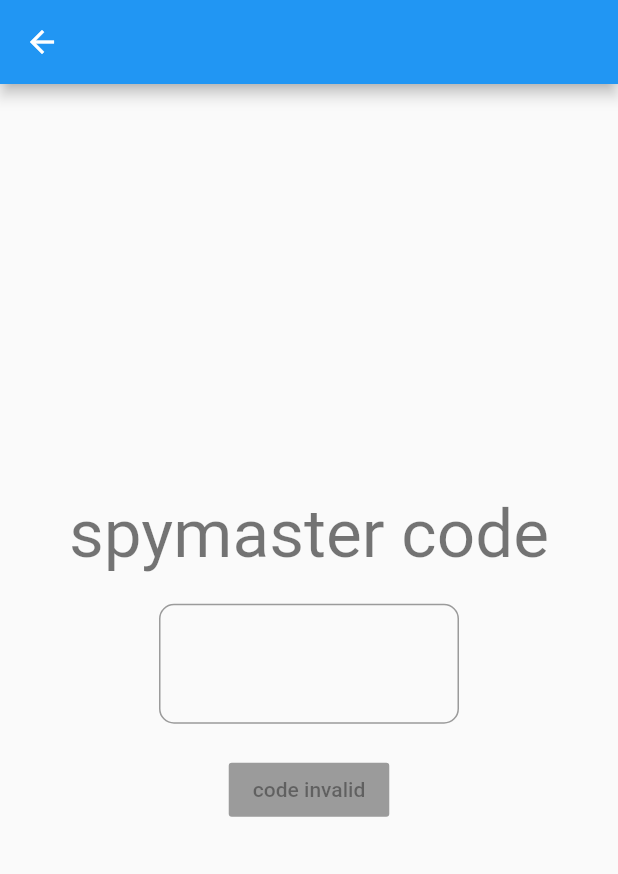
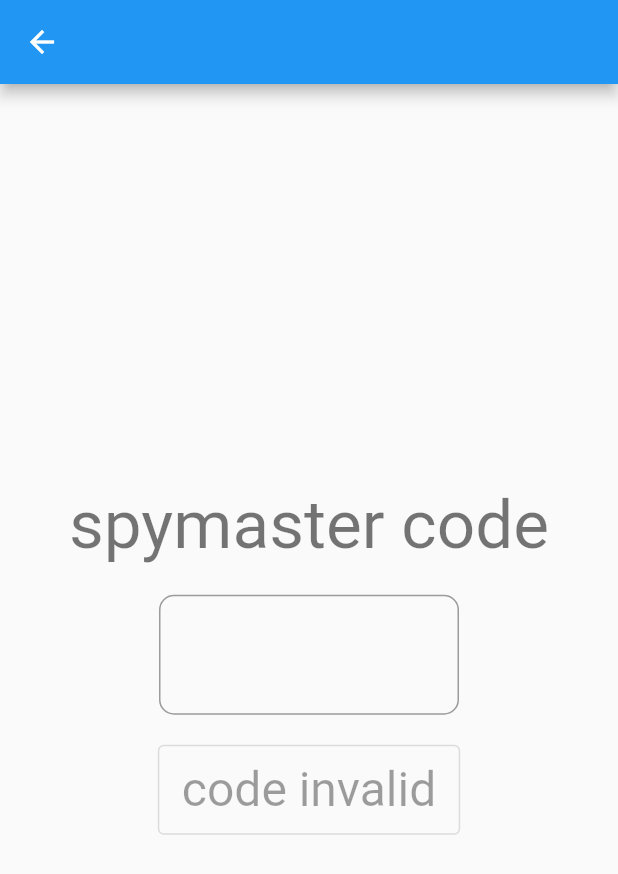
Before and after one commit to ImperialOctopus/codenames-offline, a Flutter app: the screen it shows after launch, after a tap on "spymaster", on a phone screen of 412 x 824 dp. Shown: the top 874 px of the screen. Run offline on Flutter 3.47's test engine with Material 2 defaults, Android fonts, the phone set to English and light mode, and no system bars; our stand-ins replace bloc, equatable, flutter_bloc; missing offline and left inert: baseconvert.

Commit message:
Theme buttons

```diff
--- a/lib/screen/import_screen.dart
+++ b/lib/screen/import_screen.dart
@@ -36,13 +36,13 @@ class ImportScreen extends StatelessWidget {
                 bloc: BlocProvider.of<CodeImportBloc>(context),
                 builder: (var context, state) {
                   if (state is CodeImportStateValid) {
-                    return RaisedButton(
+                    return OutlinedButton(
                       onPressed: () =>
                           Navigator.of(context).pushNamed('/spymaster'),
                       child: Text('view board'),
                     );
                   } else {
-                    return RaisedButton(
+                    return OutlinedButton(
                       onPressed: null,
                       child: Text('code invalid'),
                     );
--- a/lib/screen/menu_screen.dart
+++ b/lib/screen/menu_screen.dart
@@ -12,19 +12,30 @@ class MenuScreen extends StatelessWidget {
         child: Column(
           mainAxisAlignment: MainAxisAlignment.center,
           children: [
-            Text(
+            Padding(
+              padding: EdgeInsets.symmetric(vertical: 10),
+              child: Text(
                 'codenames',
                 style: Theme.of(context).textTheme.headline2,
               ),
-            RaisedButton(
+            ),
+            Padding(
+              padding: EdgeInsets.symmetric(vertical: 5),
+              child: OutlinedButton(
                   child: Text('new game'),
                   onPressed: () {
                     BlocProvider.of<GameBloc>(context).add(GameEventNew());
                     Navigator.of(context).pushNamed('/play');
                   }),
-            RaisedButton(
-                child: Text('spymaster'),
+            ),
+            Padding(
+              padding: EdgeInsets.symmetric(vertical: 5),
+              child: OutlinedButton(
+                  child: Text(
+                    'spymaster',
+                  ),
                   onPressed: () => Navigator.of(context).pushNamed('/import')),
+            ),
           ],
         ),
       ),
--- a/lib/screen/spymaster_screen.dart
+++ b/lib/screen/spymaster_screen.dart
@@ -38,7 +38,7 @@ class SpymasterScreen extends StatelessWidget {
       mainAxisAlignment: MainAxisAlignment.center,
       children: [
         Text('No game data found'),
-        RaisedButton(
+        OutlinedButton(
             child: Text('Back'), onPressed: () => Navigator.of(context).pop()),
       ],
     ));
--- a/lib/theme/theme.dart
+++ b/lib/theme/theme.dart
@@ -1,3 +1,12 @@
 import 'package:flutter/material.dart';
 
-final themeData = ThemeData.light();
+final defaultTheme = ThemeData.light();
+
+final themeData = defaultTheme.copyWith(
+  outlinedButtonTheme: OutlinedButtonThemeData(
+    style: OutlinedButton.styleFrom(
+      textStyle: TextStyle(fontSize: 32),
+      minimumSize: Size(200, 60),
+    ),
+  ),
+);
```
Lines whose indentation alone changed are shown as unchanged.
